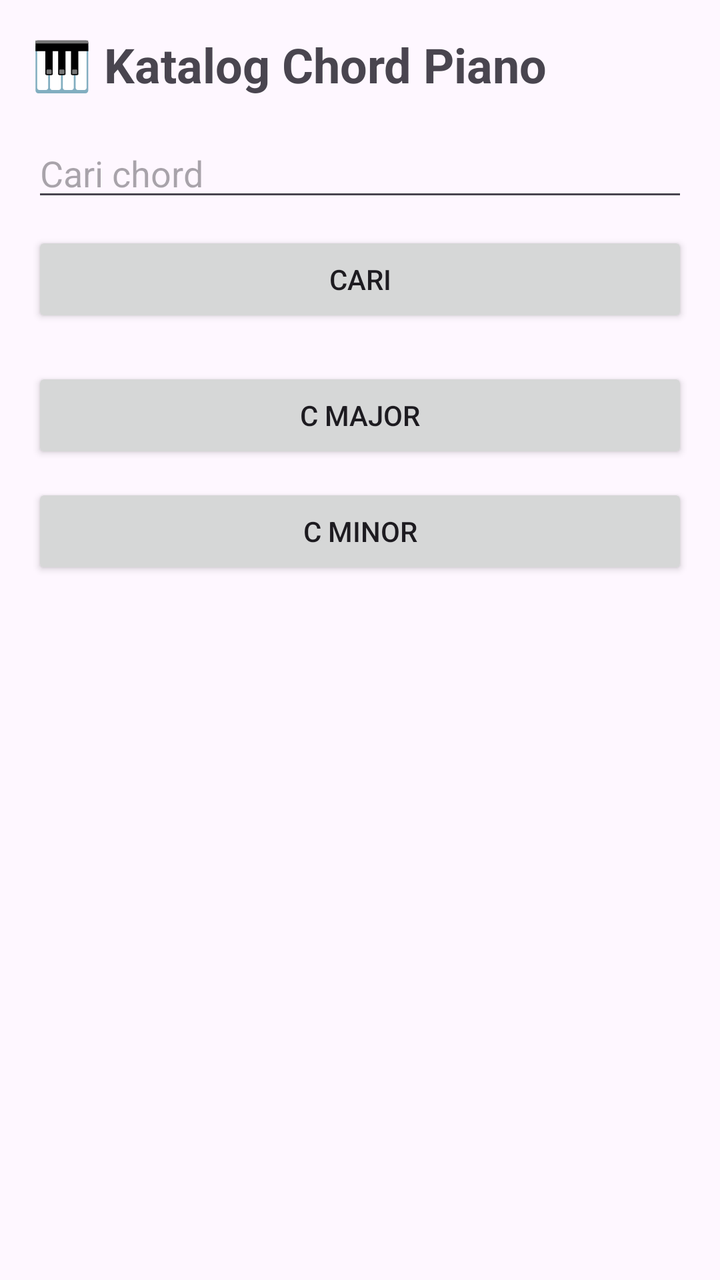
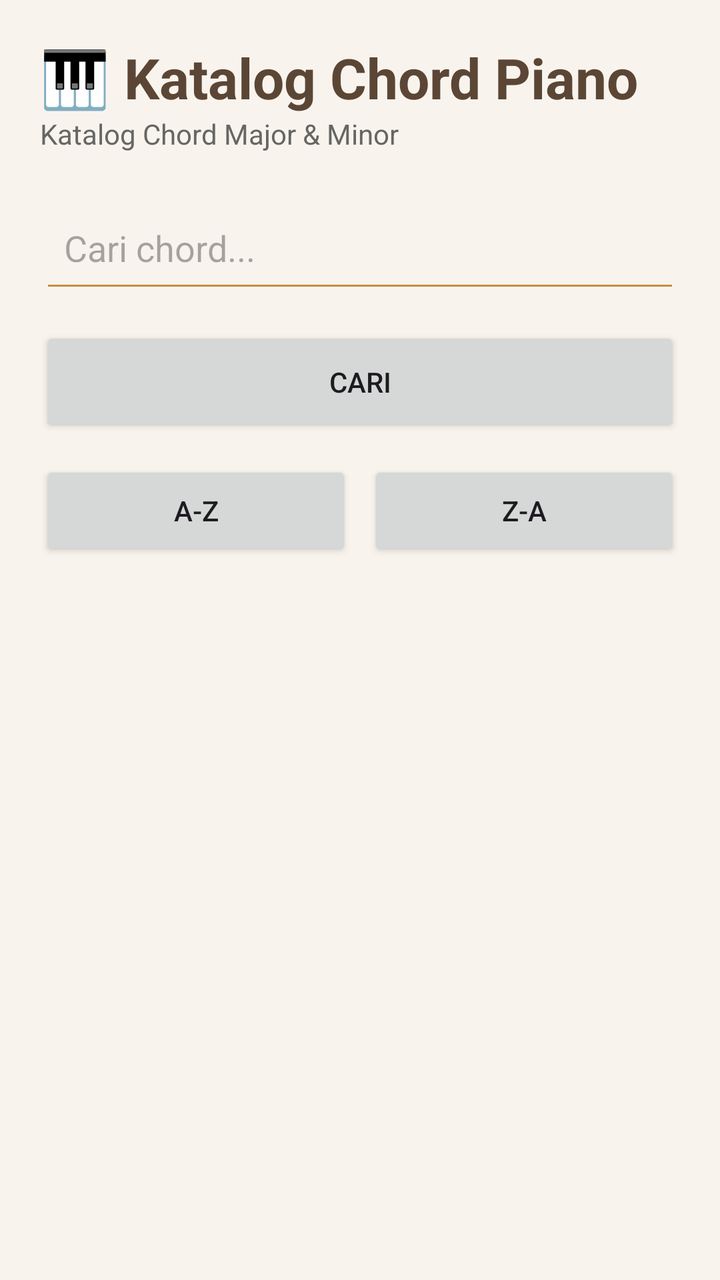

Compare the two renders of this Android layout. The source of the first and the diff that turns it into the second are given below.
<!-- AndroidManifest.xml: application theme Theme.KatalogChordPiano -->
<!-- res/layout/activity_main.xml -->
<?xml version="1.0" encoding="utf-8"?>
<LinearLayout
    xmlns:android="http://schemas.android.com/apk/res/android"
    android:layout_width="match_parent"
    android:layout_height="match_parent"
    android:orientation="vertical"
    android:padding="16dp">

    <TextView
        android:layout_width="wrap_content"
        android:layout_height="wrap_content"
        android:text="🎹 Katalog Chord Piano"
        android:textSize="24sp"
        android:textStyle="bold"
        android:layout_marginBottom="16dp"/>

    <EditText
        android:id="@+id/etSearch"
        android:layout_width="match_parent"
        android:layout_height="wrap_content"
        android:hint="Cari chord"/>

    <Button
        android:id="@+id/btnCari"
        android:layout_width="match_parent"
        android:layout_height="wrap_content"
        android:text="Cari"
        android:layout_marginTop="10dp"/>

    <Button
        android:id="@+id/btnCMajor"
        android:layout_width="match_parent"
        android:layout_height="wrap_content"
        android:text="C Major"
        android:layout_marginTop="20dp"/>

    <Button
        android:id="@+id/btnCMinor"
        android:layout_width="match_parent"
        android:layout_height="wrap_content"
        android:text="C Minor"
        android:layout_marginTop="10dp"/>

</LinearLayout>
<!-- resources referenced by this layout -->
<resources>
  <style name="Theme.KatalogChordPiano" parent="Base.Theme.KatalogChordPiano" />
  <style name="Base.Theme.KatalogChordPiano" parent="Theme.Material3.DayNight.NoActionBar">
          
          
      </style>
</resources>

<!-- the commit's change to res/layout/activity_main.xml (unified diff, before → after) -->
@@ -4,41 +4,77 @@
     android:layout_width="match_parent"
     android:layout_height="match_parent"
     android:orientation="vertical"
-    android:padding="16dp">
+    android:padding="20dp"
+    android:background="@color/bg">
+
+    
 
     <TextView
         android:layout_width="wrap_content"
         android:layout_height="wrap_content"
         android:text="🎹 Katalog Chord Piano"
-        android:textSize="24sp"
+        android:textSize="28sp"
         android:textStyle="bold"
-        android:layout_marginBottom="16dp"/>
+        android:textColor="@color/primary"/>
+
+    <TextView
+        android:layout_width="wrap_content"
+        android:layout_height="wrap_content"
+        android:text="Katalog Chord Major &amp; Minor"
+        android:textSize="14sp"
+        android:textColor="#666666"
+        android:layout_marginBottom="20dp"/>
+
+    
 
     <EditText
         android:id="@+id/etSearch"
         android:layout_width="match_parent"
-        android:layout_height="wrap_content"
-        android:hint="Cari chord"/>
+        android:layout_height="55dp"
+        android:hint="Cari chord..."
+        android:padding="12dp"
+        android:backgroundTint="@color/accent"/>
 
     <Button
         android:id="@+id/btnCari"
         android:layout_width="match_parent"
-        android:layout_height="wrap_content"
+        android:layout_height="55dp"
         android:text="Cari"
-        android:layout_marginTop="10dp"/>
+        android:layout_marginTop="12dp"/>
 
-    <Button
-        android:id="@+id/btnCMajor"
+    
+
+    <LinearLayout
         android:layout_width="match_parent"
         android:layout_height="wrap_content"
-        android:text="C Major"
-        android:layout_marginTop="20dp"/>
+        android:orientation="horizontal"
+        android:layout_marginTop="12dp">
 
-    <Button
-        android:id="@+id/btnCMinor"
+        <Button
+            android:id="@+id/btnAZ"
+            android:layout_width="0dp"
+            android:layout_height="50dp"
+            android:layout_weight="1"
+            android:text="A-Z"/>
+
+        <Button
+            android:id="@+id/btnZA"
+            android:layout_width="0dp"
+            android:layout_height="50dp"
+            android:layout_weight="1"
+            android:layout_marginStart="8dp"
+            android:text="Z-A"/>
+
+    </LinearLayout>
+
+    
+
+    <ListView
+        android:id="@+id/listChord"
         android:layout_width="match_parent"
-        android:layout_height="wrap_content"
-        android:text="C Minor"
-        android:layout_marginTop="10dp"/>
+        android:layout_height="0dp"
+        android:layout_weight="1"
+        android:layout_marginTop="20dp"
+        android:dividerHeight="8dp"/>
 
 </LinearLayout>
<!-- resource entries referenced after the edit -->
@@ -1,5 +1,8 @@
 <!-- resources referenced by this layout -->
 <resources>
+  <color name="accent">#C88D3A</color>
+  <color name="bg">#F8F4ED</color>
+  <color name="primary">#5B4636</color>
   <style name="Theme.KatalogChordPiano" parent="Base.Theme.KatalogChordPiano" />
   <style name="Base.Theme.KatalogChordPiano" parent="Theme.Material3.DayNight.NoActionBar">
           
